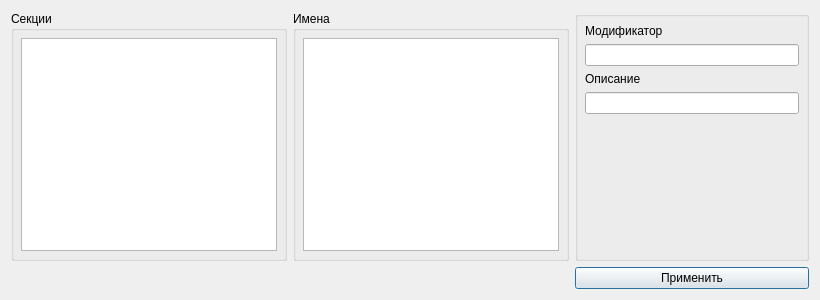
Before: the Qt Designer form phx-cnc-ui-mainform/src/forms/CXChannelEdit.ui in superkulpa/phx-cnc-ui, drawn with Qt 5.
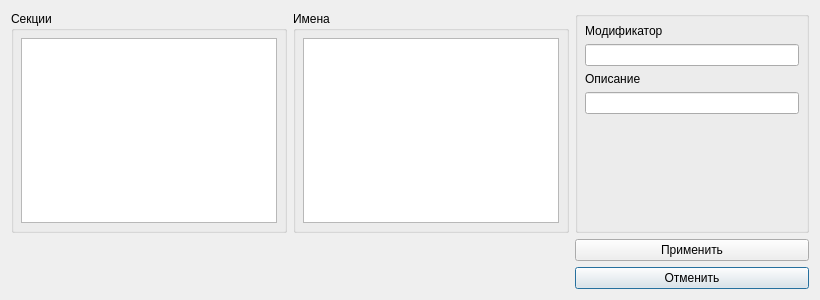
After: the same form once the commit is applied. Custom widgets are drawn as their Qt base class.

Commit message: cancel in console

```diff
--- a/phx-cnc-ui-mainform/src/forms/CXChannelEdit.ui
+++ b/phx-cnc-ui-mainform/src/forms/CXChannelEdit.ui
@@ -110,6 +110,19 @@
      </property>
     </widget>
    </item>
+   <item row="2" column="2">
+    <widget class="CXTouchButton" name="mCancelButton">
+     <property name="text">
+      <string>Отменить</string>
+     </property>
+     <property name="autoDefault">
+      <bool>true</bool>
+     </property>
+     <property name="default">
+      <bool>true</bool>
+     </property>
+    </widget>
+   </item>
   </layout>
  </widget>
  <layoutdefault spacing="6" margin="11"/>
```
Left out of the diff: 49 changed lines with no effect on the pictures. The commit also changes 1 other file.
